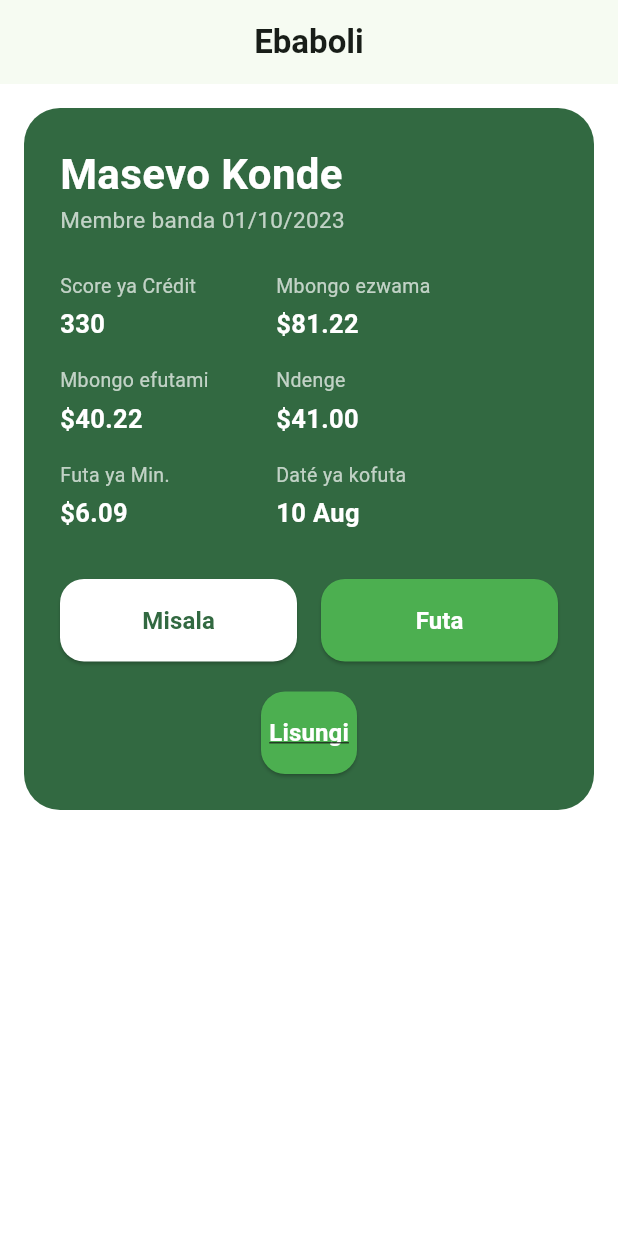
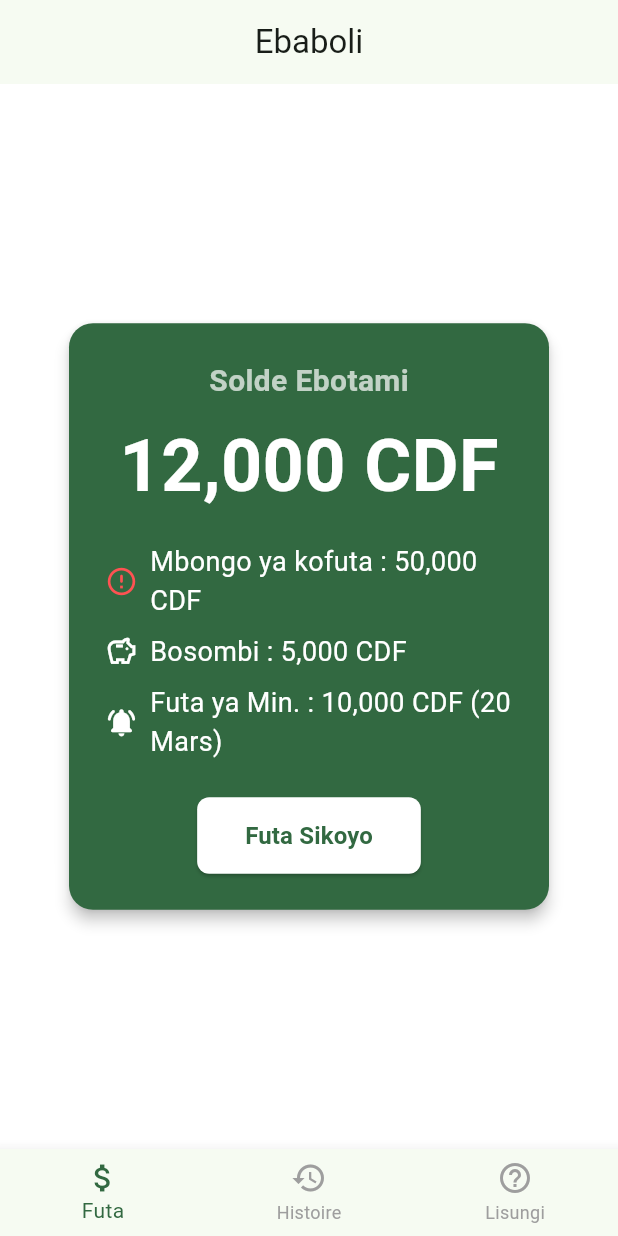
Before and after one commit to EdmondMbadu/kank_user, a Flutter app: the screen it shows after launch, on a phone screen of 412 x 824 dp. Run offline on Flutter 3.47's test engine with Material 3 defaults, Android fonts, the light colour scheme and no system bars; Roboto replaces fonts that are missing (Helvetica).

Commit message:
updated the UI with bottom navigation

```diff
--- a/lib/help_page.dart
+++ b/lib/help_page.dart
@@ -11,7 +11,7 @@ class HelpPage extends StatelessWidget {
     return Scaffold(
       appBar: AppBar(
         title: const Text(
-          "Lobisa (Help)",
+          "Lisungi",
           style: TextStyle(fontWeight: FontWeight.bold),
         ),
         centerTitle: true,
@@ -29,7 +29,7 @@ class HelpPage extends StatelessWidget {
               mainAxisSize: MainAxisSize.min,
               children: [
                 const Text(
-                  "Soki osengi lisalisi, benga biso na:",
+                  "Soki osengi lisalisi, benga biso:",
                   style: TextStyle(fontSize: 17),
                   textAlign: TextAlign.center,
                 ),
--- /dev/null
+++ b/lib/home_page.dart
@@ -0,0 +1,51 @@
+import 'package:flutter/material.dart';
+import 'portal_page.dart';
+import 'payment_history_page.dart';
+import 'help_page.dart';
+
+class HomePage extends StatefulWidget {
+  const HomePage({Key? key}) : super(key: key);
+
+  @override
+  State<HomePage> createState() => _HomePageState();
+}
+
+class _HomePageState extends State<HomePage> {
+  int _selectedIndex = 0;
+
+  final List<Widget> _pages = const [
+    PortalPage(),
+    PaymentHistoryPage(),
+    HelpPage(),
+  ];
+
+  void _onItemTapped(int index) {
+    setState(() {
+      _selectedIndex = index;
+    });
+  }
+
+  @override
+  Widget build(BuildContext context) {
+    return Scaffold(
+      body: _pages[_selectedIndex],
+      bottomNavigationBar: BottomNavigationBar(
+        currentIndex: _selectedIndex,
+        onTap: _onItemTapped,
+        selectedItemColor: Theme.of(context).colorScheme.primary,
+        unselectedItemColor: Colors.grey,
+        items: const [
+          BottomNavigationBarItem(
+            icon: Icon(Icons.attach_money),
+            label: "Futa",
+          ),
+          BottomNavigationBarItem(icon: Icon(Icons.history), label: "Histoire"),
+          BottomNavigationBarItem(
+            icon: Icon(Icons.help_outline),
+            label: "Lisungi",
+          ),
+        ],
+      ),
+    );
+  }
+}
--- a/lib/main.dart
+++ b/lib/main.dart
@@ -1,5 +1,5 @@
 import 'package:flutter/material.dart';
-// Import the four pages
+import 'home_page.dart';
 import 'portal_page.dart';
 import 'payment_page.dart';
 import 'payment_history_page.dart';
@@ -14,7 +14,7 @@ class MyApp extends StatelessWidget {
 
   @override
   Widget build(BuildContext context) {
-    // "CashApp-like" bright green color
+    // CashApp-like bright green color
     const primaryGreen = Color(0xFF00D26A);
 
     return MaterialApp(
@@ -38,7 +38,8 @@ class MyApp extends StatelessWidget {
       // Named routes for easy navigation
       initialRoute: '/',
       routes: {
-        '/': (context) => const PortalPage(),
+        '/': (context) => const HomePage(), // bottom nav home
+        '/portal': (context) => const PortalPage(),
         '/payment': (context) => const PaymentPage(),
         '/history': (context) => const PaymentHistoryPage(),
         '/help': (context) => const HelpPage(),
--- a/lib/payment_history_page.dart
+++ b/lib/payment_history_page.dart
@@ -19,7 +19,7 @@ class PaymentHistoryPage extends StatelessWidget {
     return Scaffold(
       appBar: AppBar(
         title: const Text(
-          "Misala ya kofuta",
+          "Histoire ya Paiement",
           style: TextStyle(fontWeight: FontWeight.bold),
         ),
         centerTitle: true,
@@ -49,7 +49,7 @@ class PaymentHistoryPage extends StatelessWidget {
               },
             ),
           ),
-          // Fake pagination
+          const SizedBox(height: 8),
           Row(
             mainAxisAlignment: MainAxisAlignment.center,
             children: [
@@ -78,7 +78,7 @@ class PaymentHistoryPage extends StatelessWidget {
             ),
             onPressed: () => Navigator.pop(context),
             child: const Text(
-              "Kanga", // Close
+              "Kanga", // "Close"
               style: TextStyle(fontWeight: FontWeight.bold, fontSize: 16),
             ),
           ),
--- a/lib/payment_page.dart
+++ b/lib/payment_page.dart
@@ -16,13 +16,7 @@ class _PaymentPageState extends State<PaymentPage> {
     final theme = Theme.of(context);
 
     return Scaffold(
-      appBar: AppBar(
-        title: const Text(
-          "Futa Mbongo",
-          style: TextStyle(fontWeight: FontWeight.bold),
-        ),
-        centerTitle: true,
-      ),
+      appBar: AppBar(title: const Text("Futa Mbongo"), centerTitle: true),
       body: Center(
         child: Card(
           elevation: 6,
@@ -119,7 +113,6 @@ class _PaymentPageState extends State<PaymentPage> {
                         ),
                         onPressed: () {
                           // TODO: handle submission
-                          // e.g., validate & send data to server
                         },
                         child: const Text(
                           "Tínda", // Submit
--- a/lib/portal_page.dart
+++ b/lib/portal_page.dart
@@ -6,180 +6,133 @@ class PortalPage extends StatelessWidget {
   @override
   Widget build(BuildContext context) {
     // Sample data
-    final String name = "Masevo Konde";
-    final String memberSince = "01/10/2023";
-    final int creditScore = 330;
-    final double borrowed = 81.22;
-    final double paid = 40.22;
-    final double difference = 41.00;
-    final double minPayment = 6.09;
-    final String dueDate = "10 Aug";
+    final String remainingBalance = "12,000 CDF";
+    final String amountDue = "50,000 CDF";
+    final String savings = "5,000 CDF";
+    final String minPayment = "10,000 CDF (20 Mars)";
 
     return Scaffold(
-      appBar: AppBar(
-        title: const Text(
-          "Ebaboli",
-          style: TextStyle(fontSize: 22, fontWeight: FontWeight.bold),
+      // We could omit an AppBar if we want the card to stand alone,
+      // but let's keep it or remove as you see fit:
+      appBar: AppBar(title: const Text("Ebaboli"), centerTitle: true),
+      body: Center(
+        child: Card(
+          elevation: 4,
+          shape: RoundedRectangleBorder(
+            borderRadius: BorderRadius.circular(16),
           ),
-        centerTitle: true,
-      ),
-      body: SingleChildScrollView(
-        padding: const EdgeInsets.all(16.0),
+          // The entire card is green
+          color: Theme.of(context).colorScheme.primary,
           child: Container(
-          // Big rounded container with bright green background
-          decoration: BoxDecoration(
-            color: Theme.of(context).colorScheme.primary,
-            borderRadius: BorderRadius.circular(24),
-          ),
+            width: 320,
             padding: const EdgeInsets.all(24),
             child: Column(
-            crossAxisAlignment: CrossAxisAlignment.start,
+              mainAxisSize: MainAxisSize.min,
               children: [
-              // Name & Member Since
+                // Title: "Solde Ebotami" or "Remaining Balance"
+                const Text(
+                  "Solde Ebotami",
+                  style: TextStyle(
+                    fontSize: 20,
+                    fontWeight: FontWeight.bold,
+                    color: Colors.white70,
+                  ),
+                ),
+                const SizedBox(height: 8),
+                // The main large price
                 Text(
-                name,
+                  remainingBalance,
                   style: const TextStyle(
-                  fontSize: 28,
+                    fontSize: 48,
                     fontWeight: FontWeight.bold,
                     color: Colors.white,
                   ),
                 ),
-              Text(
-                "Membre banda $memberSince",
-                style: const TextStyle(fontSize: 15, color: Colors.white70),
+                const SizedBox(height: 16),
+
+                // The 3 items: Amount Due, Savings, Min Payment
+                // We can show them as bullet points or check icons
+                _buildFeatureRow(
+                  icon: Icons.error_outline_rounded,
+                  text: "Mbongo ya kofuta : $amountDue",
+                  context: context,
+                  iconColor: Colors.redAccent,
+                  textColor: Colors.white,
+                  fontSize: 18,
+                ),
+                const SizedBox(height: 8),
+                _buildFeatureRow(
+                  icon: Icons.savings_outlined,
+                  text: "Bosombi : $savings",
+                  context: context,
+                  iconColor: Colors.white,
+                  textColor: Colors.white,
+                  fontSize: 18,
+                ),
+                const SizedBox(height: 8),
+                _buildFeatureRow(
+                  icon: Icons.notifications_active_rounded,
+                  text: "Futa ya Min. : $minPayment",
+                  context: context,
+                  iconColor: Colors.white,
+                  textColor: Colors.white,
+                  fontSize: 18,
                 ),
                 const SizedBox(height: 24),
 
-              // Info grid
-              Wrap(
-                spacing: 24,
-                runSpacing: 16,
-                children: [
-                  _infoItem("Score ya Crédit", "$creditScore", context),
-                  _infoItem(
-                    "Mbongo ezwama",
-                    "\$${borrowed.toStringAsFixed(2)}",
-                    context,
+                // Action button
+                ElevatedButton(
+                  style: ElevatedButton.styleFrom(
+                    backgroundColor: Colors.white,
+                    foregroundColor: Theme.of(context).colorScheme.primary,
+                    shape: RoundedRectangleBorder(
+                      borderRadius: BorderRadius.circular(8),
                     ),
-                  _infoItem(
-                    "Mbongo efutami",
-                    "\$${paid.toStringAsFixed(2)}",
-                    context,
-                  ),
-                  _infoItem(
-                    "Ndenge",
-                    "\$${difference.toStringAsFixed(2)}",
-                    context,
-                  ),
-                  _infoItem(
-                    "Futa ya Min.",
-                    "\$${minPayment.toStringAsFixed(2)}",
-                    context,
-                  ),
-                  _infoItem("Daté ya kofuta", dueDate, context),
-                ],
-              ),
-
-              const SizedBox(height: 32),
-              // Buttons row
-              Row(
-                children: [
-                  Expanded(
-                    child: ElevatedButton(
-                      style: ElevatedButton.styleFrom(
-                        foregroundColor: Theme.of(context).colorScheme.primary,
-                        backgroundColor: Colors.white,
-                        padding: const EdgeInsets.symmetric(vertical: 16),
-                        shape: RoundedRectangleBorder(
-                          borderRadius: BorderRadius.circular(16),
+                    padding: const EdgeInsets.symmetric(
+                      horizontal: 32,
+                      vertical: 14,
                     ),
                   ),
-                      onPressed: () => Navigator.pushNamed(context, '/history'),
+                  onPressed: () {
+                    // For instance, navigate to Payment, or show details, etc.
+                    Navigator.pushNamed(context, '/payment');
+                  },
                   child: const Text(
-                        "Misala",
-                        style: TextStyle(
-                          fontSize: 16,
-                          fontWeight: FontWeight.bold,
-                        ),
-                      ),
-                    ),
-                  ),
-                  const SizedBox(width: 16),
-                  Expanded(
-                    child: ElevatedButton(
-                      style: ElevatedButton.styleFrom(
-                        foregroundColor: Colors.white,
-                        backgroundColor: Colors.green[500],
-                        padding: const EdgeInsets.symmetric(vertical: 16),
-                        shape: RoundedRectangleBorder(
-                          borderRadius: BorderRadius.circular(16),
-                        ),
-                      ),
-                      onPressed: () => Navigator.pushNamed(context, '/payment'),
-                      child: const Text(
-                        "Futa",
-                        style: TextStyle(
-                          fontSize: 16,
-                          fontWeight: FontWeight.bold,
-                        ),
-                      ),
-                    ),
-                  ),
-                ],
-              ),
-              const SizedBox(height: 20),
-
-              // Help link
-              Center(
-                child: ElevatedButton(
-                  style: ElevatedButton.styleFrom(
-                    foregroundColor: Colors.white,
-                    backgroundColor: Colors.green[500],
-                    padding: const EdgeInsets.symmetric(vertical: 16),
-                    shape: RoundedRectangleBorder(
-                      borderRadius: BorderRadius.circular(16),
-                    ),
-                  ),
-                  onPressed: () => Navigator.pushNamed(context, '/help'),
-                  child: const Text(
-                    "Lisungi",
-                    style: TextStyle(
-                      fontSize: 16,
-                      fontWeight: FontWeight.w600,
-                      decoration: TextDecoration.underline,
-                      color: Colors.white,
-                    ),
-                  ),
+                    "Futa Sikoyo",
+                    style: TextStyle(fontWeight: FontWeight.bold, fontSize: 16),
                   ),
                 ),
               ],
             ),
           ),
         ),
+      ),
     );
   }
 
-  Widget _infoItem(String label, String value, BuildContext context) {
-    return SizedBox(
-      width: 120,
-      child: Column(
-        crossAxisAlignment: CrossAxisAlignment.start,
+  Widget _buildFeatureRow({
+    required IconData icon,
+    required String text,
+    required BuildContext context,
+    Color? iconColor,
+    Color? textColor,
+    double fontSize = 16,
+  }) {
+    return Row(
+      crossAxisAlignment: CrossAxisAlignment.center,
       children: [
-          Text(
-            label,
-            style: const TextStyle(fontSize: 13, color: Colors.white70),
+        Icon(icon, color: iconColor ?? Colors.white, size: 22),
+        const SizedBox(width: 8),
+        Expanded(
+          child: Text(
+            text,
+            style: TextStyle(
+              fontSize: fontSize,
+              color: textColor ?? Colors.white,
             ),
-          const SizedBox(height: 4),
-          Text(
-            value,
-            style: const TextStyle(
-              fontSize: 17,
-              fontWeight: FontWeight.bold,
-              color: Colors.white,
           ),
         ),
       ],
-      ),
     );
   }
 }
```
Lines whose indentation alone changed are shown as unchanged.
